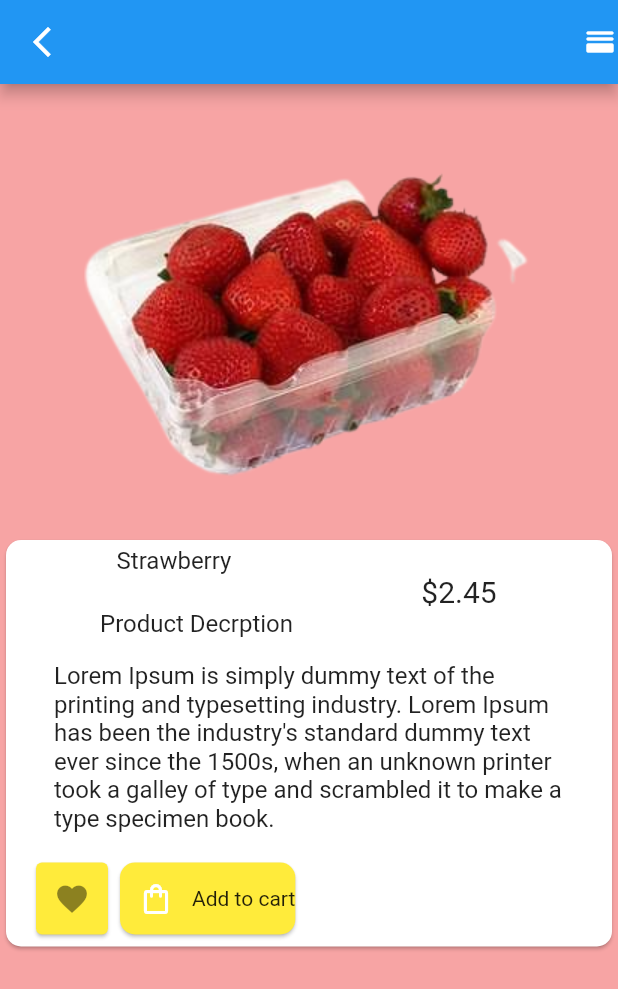
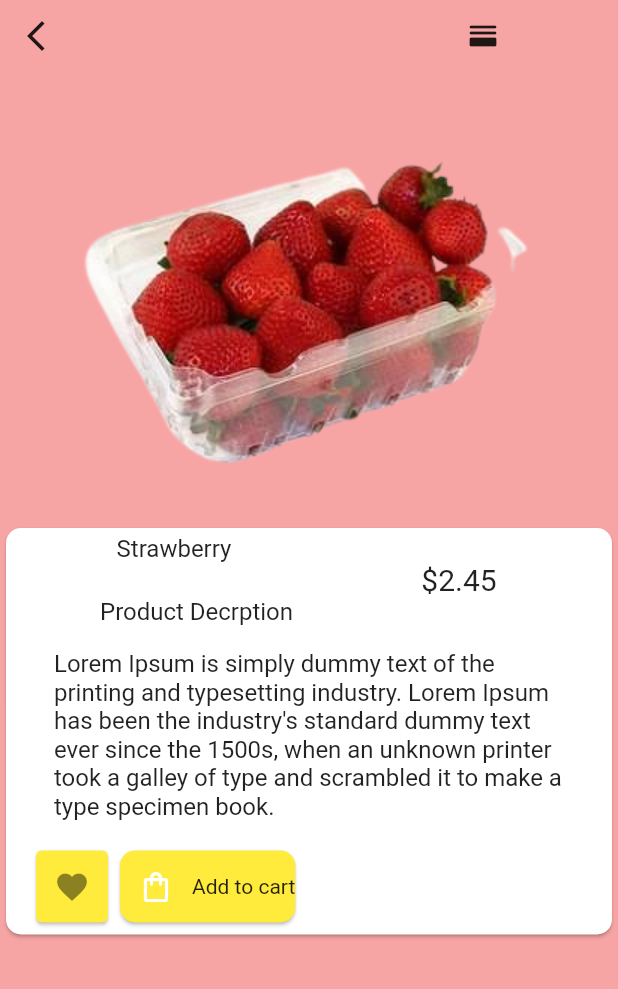
Before and after one commit to arjun2020-py/friutApp, a Flutter app: the screen it shows after launch, after a tap on "Strawberry", on a phone screen of 412 x 824 dp. Shown: the top 989 px of the screen. Run offline on Flutter 3.47's test engine with Material 2 defaults, Android fonts, the phone set to English and light mode, and no system bars; network calls fail.

Commit message:
change appbar

```diff
--- a/lib/homeScreen/screen_product.dart
+++ b/lib/homeScreen/screen_product.dart
@@ -9,18 +9,34 @@ class ProductScreen extends StatelessWidget {
   Widget build(BuildContext context) {
     return Scaffold(
       backgroundColor: p2.color,
-      appBar: AppBar(
-        leading: IconButton(
-            onPressed: () {
-              Navigator.pop(context);
-            },
-            icon: Icon(Icons.arrow_back_ios_new_outlined)),
-        actions: [Icon(Icons.horizontal_split_rounded)],
-      ),
+      // appBar: AppBar(
+      //   leading: IconButton(
+      //       onPressed: () {
+      //         Navigator.pop(context);
+      //       },
+      //       icon: Icon(Icons.arrow_back_ios_new_outlined)),
+      //   actions: [Icon(Icons.horizontal_split_rounded)],
+      // ),
       body: ListView(
         children: [
           Column(
             children: [
+              Row(
+                children: [
+                  Padding(
+                    padding: const EdgeInsets.only(right: 150),
+                    child: IconButton(
+                        onPressed: () {},
+                        icon: Icon(Icons.arrow_back_ios_new_outlined)),
+                  ),
+                  Padding(
+                    padding: const EdgeInsets.only(left: 100),
+                    child: IconButton(
+                        onPressed: () {},
+                        icon: Icon(Icons.horizontal_split_rounded)),
+                  ),
+                ],
+              ),
               Container(
                 decoration: BoxDecoration(color: p2.color),
               ),
```
